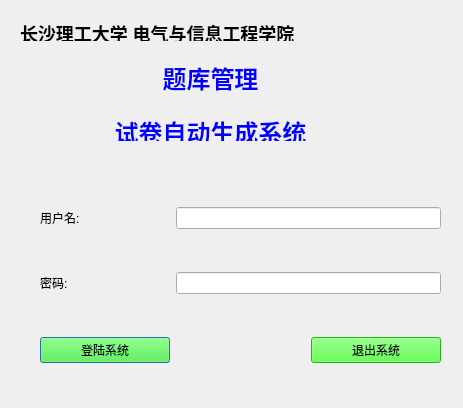
First picture: the form in logindialog.ui, repository andyhuzhill/PaperGenerator, before the edit.
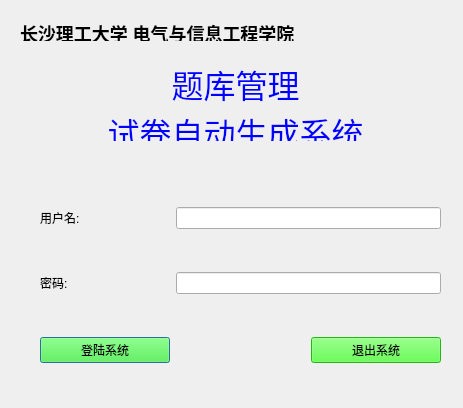
Second picture: the form after the edit. Icons and pictures are not drawn.

Commit message: 修改：      defs.h 	修改：      docreadwriter.cpp 	修改：      docreadwriter.h 	修改：      logindialog.ui 	修改：      main.cpp 	修改：      mainwindow.cpp 	修改：      mainwindow.h 	修改：      mainwindow.ui 	修改：      manageuserform.cpp 	修改：      newsubjectform.cpp 	修改：      newsubjectform.h 	修改：      newsubjectform.ui 	修改：      newtestform.cpp 	修改：      newtestform.h 	修改：      newtestform.ui 	修改：      papergen.pro.user.6972ffd.2.5pre1 	修改：      question.cpp 	修改：      question.h

Diff of the .ui file:
```diff
--- a/logindialog.ui
+++ b/logindialog.ui
@@ -19,9 +19,9 @@
   <widget class="QLabel" name="imgLabel">
    <property name="geometry">
     <rect>
-     <x>60</x>
+     <x>40</x>
      <y>60</y>
-     <width>301</width>
+     <width>391</width>
      <height>81</height>
     </rect>
    </property>
@@ -34,9 +34,9 @@
     <string>&lt;!DOCTYPE HTML PUBLIC &quot;-//W3C//DTD HTML 4.0//EN&quot; &quot;http://www.w3.org/TR/REC-html40/strict.dtd&quot;&gt;
 &lt;html&gt;&lt;head&gt;&lt;meta name=&quot;qrichtext&quot; content=&quot;1&quot; /&gt;&lt;style type=&quot;text/css&quot;&gt;
 p, li { white-space: pre-wrap; }
-&lt;/style&gt;&lt;/head&gt;&lt;body style=&quot; font-family:'微软雅黑'; font-size:11pt; font-weight:400; font-style:normal;&quot;&gt;
-&lt;p align=&quot;center&quot; style=&quot; margin-top:18px; margin-bottom:12px; margin-left:0px; margin-right:0px; -qt-block-indent:0; text-indent:0px;&quot;&gt;&lt;span style=&quot; font-family:'Ubuntu'; font-size:xx-large; font-weight:600; color:#0000ff;&quot;&gt;题库管理&lt;/span&gt;&lt;/p&gt;
-&lt;p align=&quot;center&quot; style=&quot; margin-top:18px; margin-bottom:12px; margin-left:0px; margin-right:0px; -qt-block-indent:0; text-indent:0px;&quot;&gt;&lt;span style=&quot; font-family:'Ubuntu'; font-size:xx-large; font-weight:600; color:#0000ff;&quot;&gt;试卷自动生成系统&lt;/span&gt;&lt;/p&gt;&lt;/body&gt;&lt;/html&gt;</string>
+&lt;/style&gt;&lt;/head&gt;&lt;body style=&quot; font-family:'微软雅黑'; font-size:9pt; font-weight:400; font-style:normal;&quot;&gt;
+&lt;p align=&quot;center&quot; style=&quot; margin-top:0px; margin-bottom:0px; margin-left:0px; margin-right:0px; -qt-block-indent:0; text-indent:0px;&quot;&gt;&lt;span style=&quot; font-size:24pt; color:#0000ff;&quot;&gt;题库管理&lt;/span&gt;&lt;/p&gt;
+&lt;p align=&quot;center&quot; style=&quot; margin-top:0px; margin-bottom:0px; margin-left:0px; margin-right:0px; -qt-block-indent:0; text-indent:0px;&quot;&gt;&lt;span style=&quot; font-size:24pt; color:#0000ff;&quot;&gt;试卷自动生成系统&lt;/span&gt;&lt;/p&gt;&lt;/body&gt;&lt;/html&gt;</string>
    </property>
   </widget>
   <widget class="QWidget" name="layoutWidget">
```
The commit also changes 17 other files.
